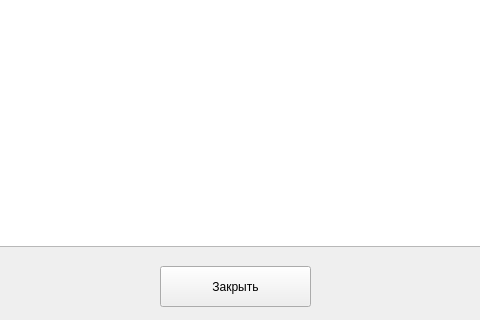
Before: the Qt Designer form TasksAccounting/worksdialog.ui in MishIvan/UbuntuProjects, drawn with Qt 5; both pictures show x 140 to 620 and y 244 to 564 of the 938 by 564 pixel window.
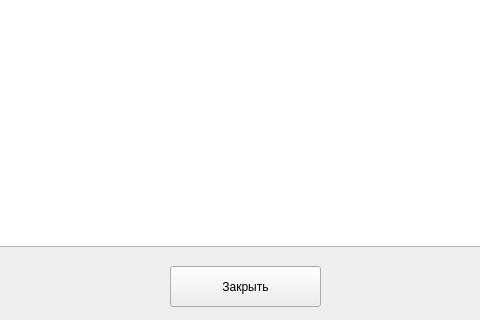
After: the same form once the commit is applied. Icons and pictures are not drawn.

```diff
--- a/TasksAccounting/worksdialog.ui
+++ b/TasksAccounting/worksdialog.ui
@@ -193,7 +193,7 @@
   <widget class="QPushButton" name="closeButton">
    <property name="geometry">
     <rect>
-     <x>300</x>
+     <x>310</x>
      <y>510</y>
      <width>151</width>
      <height>41</height>
```
